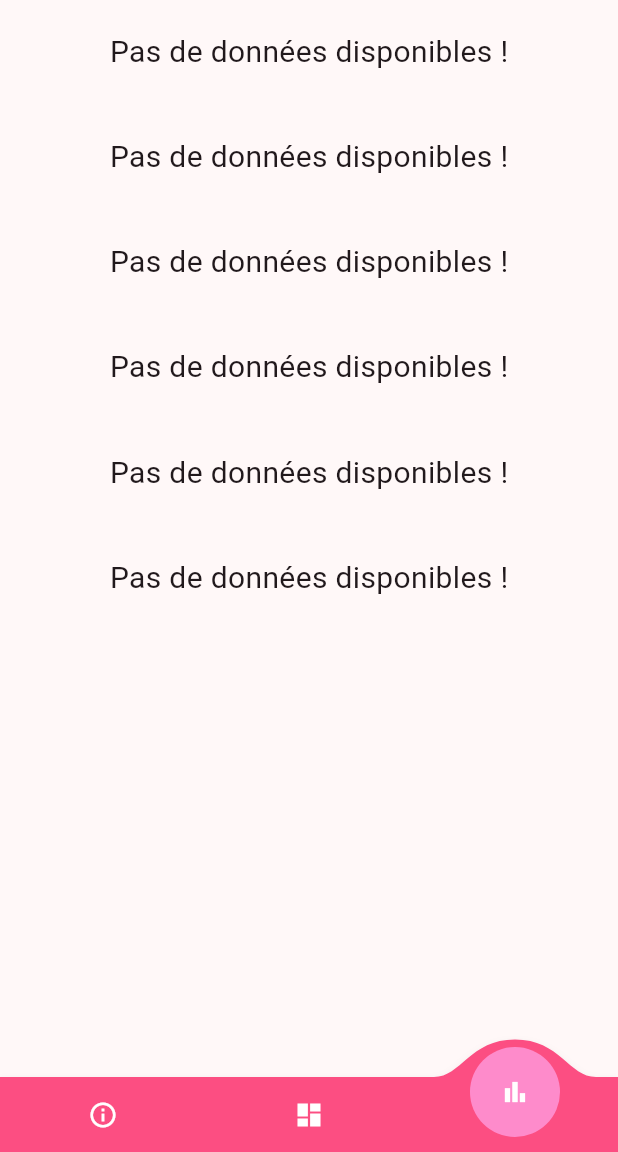
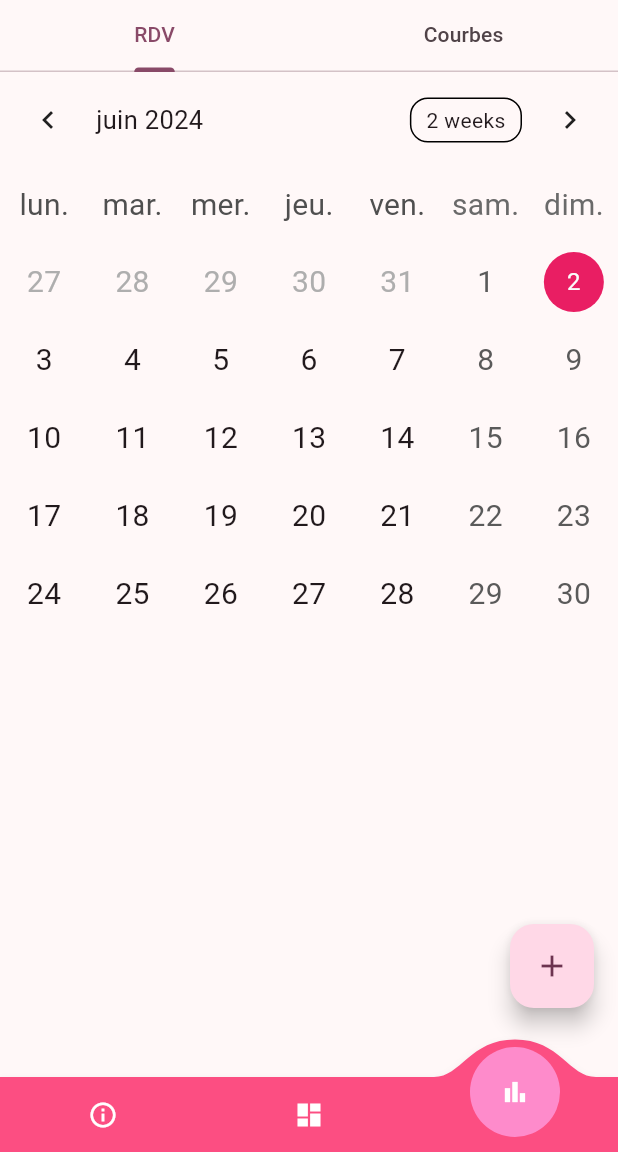
Before and after one commit to hamzaSghaier/lupus, a Flutter app: the Statistics screen opened directly, item 3 of the bottom bar chosen, on a phone screen of 412 x 824 dp, the part 84-1236 px from its top. Run offline on Flutter 3.47's test engine with Material 3 defaults, Android fonts, the phone set to English and light mode, and no system bars; drawn by our look-alikes of convex_bottom_bar, table_calendar; our stand-ins replace awesome_dialog, awesome_notifications, flutter_svg, get, permission_handler, syncfusion_flutter_charts; missing offline and left inert: disable_battery_optimization, reviews_slider, webview_flutter_plus; accounts and stored records are empty; project files that could hold a hidden picture were left out.

Commit message:
add rdv to suivi

```diff
--- a/lib/custom_widgets/custom_bottom_bar.dart
+++ b/lib/custom_widgets/custom_bottom_bar.dart
@@ -3,7 +3,9 @@ import 'package:flutter/material.dart';
 import 'package:get/get.dart';
 import 'package:lupus_app/screens/dashboard.dart';
 import 'package:lupus_app/screens/info_lupus.dart';
+import 'package:lupus_app/screens/statistics/calendar_screen.dart';
 import 'package:lupus_app/screens/statistics/statistics_screen.dart';
+import 'package:lupus_app/screens/statistics/suivi_screen.dart';
 
 import '../controllers/bottom_navigation_bar_controller.dart';
 
@@ -52,7 +54,7 @@ class CustomBottomBar extends StatelessWidget {
         } else if (bottomNavigationBarController.selectedIndex.value == 0) {
           Get.to(const InfoLupusScreen());
         } else if (bottomNavigationBarController.selectedIndex.value == 2) {
-          Get.to(const Statistics());
+          Get.to(const SuiviScreen());
         }
       },
       backgroundColor: const Color.fromRGBO(252, 78, 130, 1),
--- a/lib/main.dart
+++ b/lib/main.dart
@@ -2,6 +2,7 @@ import 'package:awesome_notifications/awesome_notifications.dart';
 import 'package:disable_battery_optimization/disable_battery_optimization.dart';
 import 'package:flutter/material.dart';
 import 'package:get/get.dart';
+import 'package:intl/date_symbol_data_local.dart';
 import 'package:lupus_app/constants/colors.dart';
 import 'package:lupus_app/screens/dashboard.dart';
 import 'package:lupus_app/screens/login.dart';
@@ -31,7 +32,7 @@ void main() async {
             ledColor: Colors.pink[200]),
       ],
       debug: false);
-  runApp(const MyApp());
+  initializeDateFormatting().then((_) => runApp(const MyApp()));
 }
 
 class MyApp extends StatelessWidget {
--- a/lib/screens/dashboard.dart
+++ b/lib/screens/dashboard.dart
@@ -58,7 +58,7 @@ class _DashboardScreenState extends State<DashboardScreen> {
     return Scaffold(
       bottomNavigationBar: CustomBottomBar(),
       appBar: const CustomAppBar(
-        title: 'Lupus Suivi',
+        title: 'Accueil',
       ),
       body: Center(
         child: Column(
@@ -84,7 +84,7 @@ class _DashboardScreenState extends State<DashboardScreen> {
                       HomeButton(
                         image: 'assets/Rectangle-2.png',
                         onPressed: () {
-                          Get.to(MedicamentsScreen());
+                          Get.to(const MedicamentsScreen());
                         },
                         title: 'Medicament',
                       ),
--- /dev/null
+++ b/lib/screens/statistics/calendar_screen.dart
@@ -0,0 +1,295 @@
+// Copyright 2019 Aleksander Woźniak
+// SPDX-License-Identifier: Apache-2.0
+
+import 'dart:collection';
+import 'dart:convert';
+
+import 'package:flutter/material.dart';
+import 'package:lupus_app/custom_widgets/custom_app_bar.dart';
+import 'package:lupus_app/custom_widgets/custom_bottom_bar.dart';
+import 'package:lupus_app/screens/statistics/rdv_model.dart';
+import 'package:lupus_app/shared/file_service.dart';
+import 'package:table_calendar/table_calendar.dart';
+
+class CalendarScreen extends StatefulWidget {
+  const CalendarScreen({super.key});
+
+  @override
+  _CalendarScreenState createState() => _CalendarScreenState();
+}
+
+class _CalendarScreenState extends State<CalendarScreen> {
+  late final ValueNotifier<List<RdvModel>> _selectedEvents;
+  CalendarFormat _calendarFormat = CalendarFormat.month;
+  RangeSelectionMode _rangeSelectionMode = RangeSelectionMode
+      .toggledOff; // Can be toggled on/off by longpressing a date
+  DateTime _focusedDay = DateTime.now();
+  DateTime? _selectedDay;
+  DateTime? _rangeStart;
+  DateTime? _rangeEnd;
+
+  @override
+  void initState() {
+    super.initState();
+
+    _selectedDay = _focusedDay;
+    _selectedEvents = ValueNotifier(_getEventsForDay(_selectedDay!));
+  }
+
+  @override
+  void dispose() {
+    _selectedEvents.dispose();
+    super.dispose();
+  }
+
+  List<RdvModel> _getEventsForDay(DateTime day) {
+    // Implementation example
+    return kEvents[day] ?? [];
+  }
+
+  List<RdvModel> _getEventsForRange(DateTime start, DateTime end) {
+    // Implementation example
+    final days = daysInRange(start, end);
+
+    return [
+      for (final d in days) ..._getEventsForDay(d),
+    ];
+  }
+
+  void _onDaySelected(DateTime selectedDay, DateTime focusedDay) {
+    if (!isSameDay(_selectedDay, selectedDay)) {
+      setState(() {
+        _selectedDay = selectedDay;
+        _focusedDay = focusedDay;
+        _rangeStart = null; // Important to clean those
+        _rangeEnd = null;
+        _rangeSelectionMode = RangeSelectionMode.toggledOff;
+      });
+
+      _selectedEvents.value = _getEventsForDay(selectedDay);
+    }
+  }
+
+  void _onRangeSelected(DateTime? start, DateTime? end, DateTime focusedDay) {
+    setState(() {
+      _selectedDay = null;
+      _focusedDay = focusedDay;
+      _rangeStart = start;
+      _rangeEnd = end;
+      _rangeSelectionMode = RangeSelectionMode.toggledOn;
+    });
+
+    // `start` or `end` could be null
+    if (start != null && end != null) {
+      _selectedEvents.value = _getEventsForRange(start, end);
+    } else if (start != null) {
+      _selectedEvents.value = _getEventsForDay(start);
+    } else if (end != null) {
+      _selectedEvents.value = _getEventsForDay(end);
+    }
+  }
+
+  final kEvents = LinkedHashMap<DateTime, List<RdvModel>>(
+    equals: isSameDay,
+    hashCode: getHashCode,
+  );
+
+  String _inputText = '';
+
+  Future<void> _showInputDialog(BuildContext context) async {
+    TextEditingController titleController = TextEditingController();
+    TextEditingController rdvTypeController = TextEditingController();
+    TextEditingController rdvDateController = TextEditingController();
+
+    return showDialog<void>(
+      context: context,
+      barrierDismissible: false, // user must tap button!
+      builder: (BuildContext context) {
+        return AlertDialog(
+          title: const Text('Ajouter un RDV'),
+          content: SingleChildScrollView(
+            child: ListBody(
+              children: <Widget>[
+                TextField(
+                  controller: titleController,
+                  decoration: const InputDecoration(hintText: "Votre RDV"),
+                ),
+                TextField(
+                  controller: rdvTypeController,
+                  decoration: const InputDecoration(hintText: "Type RDV"),
+                ),
+                TextField(
+                  controller: rdvDateController,
+                  decoration:
+                      const InputDecoration(hintText: "Prochaine consultation"),
+                ),
+              ],
+            ),
+          ),
+          actions: <Widget>[
+            TextButton(
+              child: const Text('Annuler'),
+              onPressed: () {
+                Navigator.of(context).pop();
+              },
+            ),
+            TextButton(
+              child: const Text('Ajouter'),
+              onPressed: () async {
+                var rdv = RdvModel(
+                    title: titleController.text,
+                    dateProchaineConsultation: rdvDateController.text,
+                    type: rdvTypeController.text,
+                    date: _selectedDay ?? _focusedDay);
+                await FileService.writeFile(
+                    "rdv.txt", jsonEncode(rdv.toJson()));
+
+                setState(() {
+                  _inputText = titleController.text;
+                });
+                Navigator.of(context).pop();
+              },
+            ),
+          ],
+        );
+      },
+    );
+  }
+
+  @override
+  Widget build(BuildContext context) {
+    return Scaffold(
+        bottomNavigationBar: CustomBottomBar(),
+        floatingActionButton: Padding(
+          padding: const EdgeInsets.symmetric(vertical: 30.0),
+          child: FloatingActionButton(
+              child: const Icon(
+                Icons.add,
+              ),
+              onPressed: () async {
+                _showInputDialog(context);
+              }),
+        ),
+        body: FutureBuilder(
+          future: FileService.getRDVs(),
+          builder: (context, snapshot) {
+            Map<DateTime, List<RdvModel>> kEventSource = {};
+            if (snapshot.hasData) {
+              for (var rdv in snapshot.data!) {
+                DateTime date = rdv.date;
+
+                if (kEventSource[date] == null) {
+                  kEventSource[date] = [];
+                }
+                kEventSource[date]!.add(rdv);
+              }
+
+              kEvents.addAll(kEventSource);
+            }
+            return Column(
+              mainAxisSize: MainAxisSize.max,
+              children: [
+                TableCalendar<RdvModel>(
+                  locale: "fr_FR",
+                  firstDay: kFirstDay,
+                  lastDay: kLastDay,
+                  focusedDay: _focusedDay,
+                  selectedDayPredicate: (day) => isSameDay(_selectedDay, day),
+                  rangeStartDay: _rangeStart,
+                  rangeEndDay: _rangeEnd,
+                  calendarFormat: _calendarFormat,
+                  rangeSelectionMode: _rangeSelectionMode,
+                  eventLoader: _getEventsForDay,
+                  startingDayOfWeek: StartingDayOfWeek.monday,
+                  daysOfWeekHeight: 50,
+                  calendarStyle: const CalendarStyle(
+                    // Use `CalendarStyle` to customize the UI
+                    todayDecoration: BoxDecoration(
+                        color: Colors.grey, shape: BoxShape.circle),
+                    selectedDecoration: BoxDecoration(
+                        color: Colors.pink, shape: BoxShape.circle),
+
+                    outsideDaysVisible: true,
+                  ),
+                  onDaySelected: _onDaySelected,
+                  onRangeSelected: _onRangeSelected,
+                  onFormatChanged: (format) {
+                    if (_calendarFormat != format) {
+                      setState(() {
+                        _calendarFormat = format;
+                      });
+                    }
+                  },
+                  onPageChanged: (focusedDay) {
+                    _focusedDay = focusedDay;
+                  },
+                ),
+                const SizedBox(height: 8.0),
+                Expanded(
+                  child: ValueListenableBuilder<List<RdvModel>>(
+                    valueListenable: _selectedEvents,
+                    builder: (context, value, _) {
+                      return ListView.builder(
+                        itemCount: value.length,
+                        itemBuilder: (context, index) {
+                          return Container(
+                            margin: const EdgeInsets.symmetric(
+                              horizontal: 12.0,
+                              vertical: 4.0,
+                            ),
+                            decoration: BoxDecoration(
+                              color: Colors.grey[100],
+                              borderRadius: const BorderRadius.all(
+                                Radius.circular(15),
+                              ),
+                              border: Border.all(
+                                color: const Color.fromRGBO(232, 232, 232, 1),
+                                width: 2,
+                              ),
+                            ),
+                            child: ListTile(
+                              onTap: () => print('${value[index]}'),
+                              title: Text(value[index].title),
+                              subtitle: Column(
+                                crossAxisAlignment: CrossAxisAlignment.start,
+                                children: [
+                                  Text("Bilan : ${value[index].type}"),
+                                  Text(
+                                      "Date Consultation : ${value[index].dateProchaineConsultation}")
+                                ],
+                              ),
+                            ),
+                          );
+                        },
+                      );
+                    },
+                  ),
+                ),
+              ],
+            );
+          },
+        ));
+  }
+}
+
+/// Example events.
+///
+/// Using a [LinkedHashMap] is highly recommended if you decide to use a map.
+Map<DateTime, List<RdvModel>> _kEventSource = {};
+
+int getHashCode(DateTime key) {
+  return key.day * 1000000 + key.month * 10000 + key.year;
+}
+
+/// Returns a list of [DateTime] objects from [first] to [last], inclusive.
+List<DateTime> daysInRange(DateTime first, DateTime last) {
+  final dayCount = last.difference(first).inDays + 1;
+  return List.generate(
+    dayCount,
+    (index) => DateTime.utc(first.year, first.month, first.day + index),
+  );
+}
+
+final kToday = DateTime.now();
+final kFirstDay = DateTime(kToday.year, kToday.month - 3, kToday.day);
+final kLastDay = DateTime(kToday.year, kToday.month + 3, kToday.day);
--- /dev/null
+++ b/lib/screens/statistics/rdv_model.dart
@@ -0,0 +1,32 @@
+class RdvModel {
+  int? id;
+  DateTime date;
+  String title, type, dateProchaineConsultation;
+
+  RdvModel({
+    this.id,
+    required this.date,
+    required this.title,
+    required this.type,
+    required this.dateProchaineConsultation,
+  });
+
+  factory RdvModel.fromJson(Map<String, dynamic> json) {
+    return RdvModel(
+        id: json['id'],
+        date: DateTime.parse(json['date']),
+        title: json['title'],
+        dateProchaineConsultation: json['dateProchaineConsultation'],
+        type: json['type']);
+  }
+
+  Map<String, dynamic> toJson() {
+    final Map<String, dynamic> data = <String, dynamic>{};
+    data['id'] = id;
+    data['title'] = title;
+    data['date'] = date.toIso8601String();
+    data["dateProchaineConsultation"] = dateProchaineConsultation;
+    data["type"] = type;
+    return data;
+  }
+}
--- a/lib/screens/statistics/statistics_screen.dart
+++ b/lib/screens/statistics/statistics_screen.dart
@@ -100,9 +100,10 @@ class _StatisticsState extends State<Statistics> {
   Widget build(BuildContext context) {
     return Scaffold(
       bottomNavigationBar: CustomBottomBar(),
-      appBar: const CustomAppBar(
-        title: 'Suivi',
-      ),
+      // appBar: const CustomAppBar(
+      //   title: 'Suivi',
+      //   isLoggedIn: false,
+      // ),
       body: SafeArea(
         child: SingleChildScrollView(
           child: Padding(
@@ -233,10 +234,11 @@ class _StatisticsState extends State<Statistics> {
                                       text: snapshot.data),
                                   style: const TextStyle(
                                       fontSize: 16, color: Colors.black),
-                                  maxLines: (("•")
-                                          .allMatches(snapshot.data ?? "")
-                                          .length)
-                                      .round(),
+                                  maxLines: 10,
+                                  // (("•")
+                                  //         .allMatches(snapshot.data ?? "")
+                                  //         .length)
+                                  //     .round() +
                                   enabled: true,
                                   readOnly: true,
                                   decoration: const InputDecoration(
--- /dev/null
+++ b/lib/screens/statistics/suivi_screen.dart
@@ -0,0 +1,75 @@
+import 'package:flutter/material.dart';
+import 'package:lupus_app/screens/statistics/calendar_screen.dart';
+import 'package:lupus_app/screens/statistics/statistics_screen.dart';
+
+class SuiviScreen extends StatefulWidget {
+  const SuiviScreen({super.key});
+
+  @override
+  State<SuiviScreen> createState() => _SuiviScreenState();
+}
+
+class _SuiviScreenState extends State<SuiviScreen>
+    with SingleTickerProviderStateMixin {
+  late TabController _tabController;
+
+  @override
+  void initState() {
+    _tabController = TabController(length: 2, vsync: this);
+    super.initState();
+  }
+
+  @override
+  void dispose() {
+    _tabController.dispose();
+    super.dispose();
+  }
+
+  @override
+  Widget build(BuildContext context) {
+    return Scaffold(
+      appBar: AppBar(
+        automaticallyImplyLeading: true,
+        centerTitle: true,
+        bottom: TabBar(
+          controller: _tabController,
+          tabs: const [
+            Tab(text: 'RDV'),
+            Tab(text: 'Courbes'),
+          ],
+        ),
+        actions: [
+          Container(
+              margin: EdgeInsets.only(
+                right: MediaQuery.of(context).size.height * 0.01,
+                top: MediaQuery.of(context).size.height * 0.01,
+              ),
+              child: ClipRRect(
+                borderRadius: BorderRadius.circular(15), // Image border
+                child: SizedBox.fromSize(
+                  size: const Size.fromRadius(38), // Image radius
+                  child: Image.asset(
+                    "assets/lupus-icon.png",
+                    width: 64,
+                    height: 48,
+                    fit: BoxFit.cover,
+                  ),
+                ),
+              )),
+        ],
+        title: const Text(
+          "Suivi",
+          style: TextStyle(
+              fontSize: 15, color: Colors.black, fontWeight: FontWeight.bold),
+        ),
+      ),
+      body: TabBarView(
+        controller: _tabController,
+        children: const [
+          CalendarScreen(),
+          Statistics(),
+        ],
+      ),
+    );
+  }
+}
--- a/lib/shared/file_service.dart
+++ b/lib/shared/file_service.dart
@@ -6,6 +6,7 @@ import 'package:get/get.dart';
 import 'package:lupus_app/entity/symptome.dart';
 import 'package:http/http.dart' as http;
 import 'package:image/image.dart';
+import 'package:lupus_app/screens/statistics/rdv_model.dart';
 import 'package:path_provider/path_provider.dart';
 
 import '../entity/profile.dart';
@@ -167,6 +168,28 @@ class FileService {
     }
   }
 
+  static Future<List<RdvModel>> getRDVs() async {
+    try {
+      final file = await _localFile("rdv.txt");
+
+      // Read the file
+      String contents = await file.readAsString();
+      List<RdvModel> listRdv = [];
+      print("rdv.txt");
+      contents.split(";").forEach((element) {
+        if (element.isNotEmpty && element.isBlank == false) {
+          print(jsonDecode(element));
+          listRdv.add(RdvModel.fromJson(jsonDecode(element)));
+        }
+      });
+
+      return listRdv;
+    } catch (e) {
+      // If encountering an error, return 0
+      throw Exception('Failed to get json, file rdv.txt | $e');
+    }
+  }
+
   static Future<List<Remarque>> getRemarques() async {
     try {
       final file = await _localFile("remarques.txt");
--- a/pubspec.yaml
+++ b/pubspec.yaml
@@ -28,7 +28,7 @@ dependencies:
   json_annotation: ^4.8.1
   permission_handler: ^10.4.3
   disable_battery_optimization: ^1.1.1
-
+  table_calendar: ^3.1.1
 
 
 
```
Also changed, not shown: lib/screens/medicaments.dart (+3 -9 lines), pubspec.lock.
